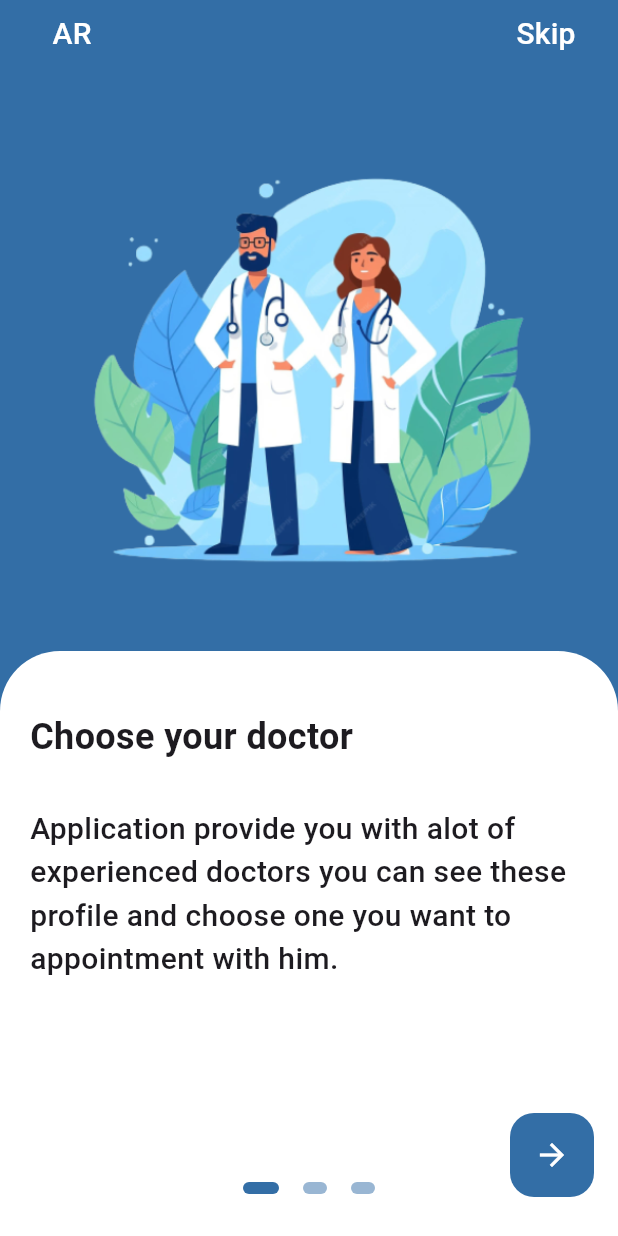
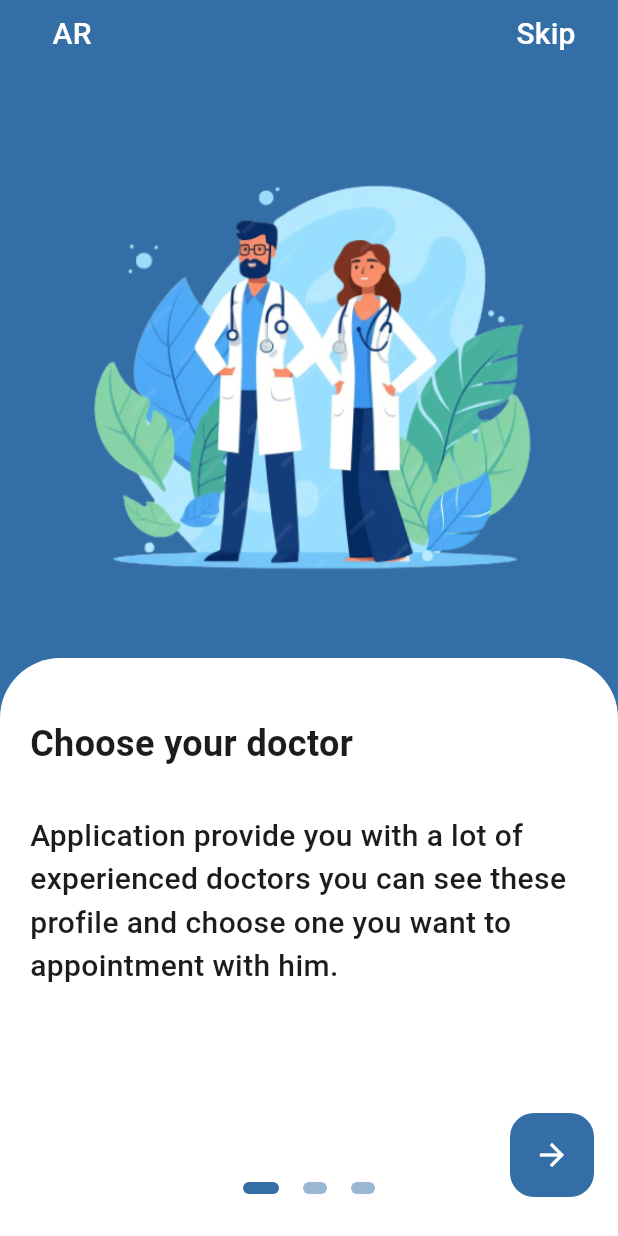
Before and after one commit to AhmedTalat99/medicalClinic_team13, a Flutter app: the screen it shows after launch, after a tap on "AR", on a phone screen of 412 x 824 dp. Run offline on Flutter 3.47's test engine with Material 3 defaults, Android fonts, the light colour scheme and no system bars; drawn by our look-alikes of flutter_onboarding_slider; our stand-ins replace another_flutter_splash_screen, dio, flutter_screenutil.

Commit message:
Updated UI widgets and added custom app name and logo components. Also, integrated shared preferences for data storage.

```diff
--- /dev/null
+++ b/devtools_options.yaml
@@ -0,0 +1 @@
+extensions:
--- a/lib/core/theming/consts/app_colors.dart
+++ b/lib/core/theming/consts/app_colors.dart
@@ -2,6 +2,7 @@ import 'package:flutter/material.dart';
 
 abstract class AppColors {
   static const Color primary = Color(0xff336EA6);
+  static const Color textPrimary = Color(0xff233B55);
   static const Color secondary = Colors.white;
 
   static const Color error = Color(0xffFE001E);
--- /dev/null
+++ b/lib/core/widgets/custom_app_name.dart
@@ -0,0 +1,20 @@
+import 'package:flutter/cupertino.dart';
+import '../theming/consts/app_colors.dart';
+import '../theming/consts/app_strings.dart';
+
+class CustomAppName extends StatelessWidget {
+  const CustomAppName({super.key, required this.size});
+final double size ;
+  @override
+  Widget build(BuildContext context) {
+    return Text(
+      AppStrings.splashName,
+      style: TextStyle(
+        fontSize: size,
+        fontWeight: FontWeight.bold,
+        color: AppColors.primary,
+        fontFamily: 'Peralta',
+      ),
+    );
+  }
+}
--- /dev/null
+++ b/lib/core/widgets/custom_logo_image.dart
@@ -0,0 +1,18 @@
+import 'package:flutter/cupertino.dart';
+import 'package:medical_clinic_team13/core/theming/consts/app_assets.dart';
+
+class CustomLogoImage extends StatelessWidget {
+  const CustomLogoImage({super.key, required this.width, required this.height});
+
+  final double width;
+  final double height;
+
+  @override
+  Widget build(BuildContext context) {
+    return Image.asset(
+      AppAssets.appLogo,
+      width: width,
+      height: height,
+    );
+  }
+}
--- a/lib/features/onboarding/ui/widgets/custom_onboarding_background.dart
+++ b/lib/features/onboarding/ui/widgets/custom_onboarding_background.dart
@@ -19,8 +19,8 @@ class CustomOnboardingBackground extends StatelessWidget {
     return Column(
       mainAxisAlignment: MainAxisAlignment.end,
       children: [
-        const SizedBox(
-          height: 20,
+         SizedBox(
+          height: MediaQuery.of(context).size.height * 0.03,
         ),
         CustomOnboardingImage(
           image: image,
@@ -31,7 +31,7 @@ class CustomOnboardingBackground extends StatelessWidget {
         ),
         Container(
           width: double.infinity,
-          height: 390,
+          height: MediaQuery.of(context).size.height * 0.8,
           decoration: const BoxDecoration(
             color: Colors.white,
             borderRadius: BorderRadius.vertical(
--- a/lib/features/onboarding/ui/widgets/onboarding_screen_body.dart
+++ b/lib/features/onboarding/ui/widgets/onboarding_screen_body.dart
@@ -4,6 +4,7 @@ import 'package:medical_clinic_team13/core/theming/consts/app_assets.dart';
 import 'package:medical_clinic_team13/core/theming/consts/app_colors.dart';
 import 'package:medical_clinic_team13/features/home/ui/screen/home_Screen.dart';
 import 'package:medical_clinic_team13/features/onboarding/ui/widgets/custom_onboarding_background.dart';
+
 
 class OnboardingScreenBody extends StatelessWidget {
   const OnboardingScreenBody({super.key});
@@ -15,10 +16,17 @@ class OnboardingScreenBody extends StatelessWidget {
       pageBackgroundColor: AppColors.primary,
       controllerColor: AppColors.primary,
       finishButtonText: 'Start',
-      onFinish: (){
-        Navigator.push(context, MaterialPageRoute(builder: (context) {
-          return const HomeScreen();
-        },),);
+      onFinish: () {
+        Navigator.push(
+          context,
+
+
+          MaterialPageRoute(
+            builder: (context) {
+              return const HomeScreen();
+            },
+          ),
+        );
       },
       finishButtonStyle: const FinishButtonStyle(
         backgroundColor: AppColors.primary,
@@ -44,11 +52,11 @@ class OnboardingScreenBody extends StatelessWidget {
       totalPage: 3,
       speed: 1.8,
       centerBackground: true,
-      background: const [
+      background:  [
         CustomOnboardingBackground(
           image: AppAssets.onboarding1,
           title: 'Choose your doctor',
-          subtitle: 'Application provide you with alot of'
+          subtitle: 'Application provide you with a lot of'
               ' experienced doctors you can see'
               ' these profile and choose one you'
               ' want to appointment with him.',
--- a/lib/features/splash/ui/widgets/splash_screen_body.dart
+++ b/lib/features/splash/ui/widgets/splash_screen_body.dart
@@ -1,8 +1,8 @@
 import 'package:another_flutter_splash_screen/another_flutter_splash_screen.dart';
 import 'package:flutter/material.dart';
-import 'package:medical_clinic_team13/core/theming/consts/app_assets.dart';
 import 'package:medical_clinic_team13/core/theming/consts/app_colors.dart';
-import 'package:medical_clinic_team13/core/theming/consts/app_strings.dart';
+import 'package:medical_clinic_team13/core/widgets/custom_app_name.dart';
+import 'package:medical_clinic_team13/core/widgets/custom_logo_image.dart';
 import 'package:medical_clinic_team13/features/onboarding/ui/screens/onboarding_screen.dart';
 
 class SplashScreenBody extends StatelessWidget {
@@ -10,30 +10,20 @@ class SplashScreenBody extends StatelessWidget {
 
   @override
   Widget build(BuildContext context) {
-
     return FlutterSplashScreen.fadeIn(
       backgroundColor: AppColors.secondary,
       duration: const Duration(milliseconds: 3000),
-      childWidget: Column(
+      childWidget: const Column(
         mainAxisAlignment: MainAxisAlignment.center,
         children: [
-          Image.asset(
-            AppAssets.appLogo,
+          CustomLogoImage(
             width: 178,
             height: 226,
           ),
-          const SizedBox(
-           height: 12,
+          SizedBox(
+            height: 12,
           ),
-          const Text(
-            AppStrings.splashName,
-            style: TextStyle(
-              fontSize: 24,
-              fontWeight: FontWeight.bold,
-              color: AppColors.primary,
-              fontFamily: 'Peralta',
-            ),
-          ),
+          CustomAppName(size: 24,),
         ],
       ),
       onAnimationEnd: () => debugPrint("On Fade In End"),
--- a/pubspec.yaml
+++ b/pubspec.yaml
@@ -30,6 +30,7 @@ environment:
 dependencies:
   another_flutter_splash_screen: ^1.2.0
   cupertino_icons: ^1.0.2
+  device_preview: ^1.1.0
   dio: ^5.4.1
 
   flutter:
```
Also changed, not shown: lib/core/screens/success_screen.dart (added, +56 -0 lines), pubspec.lock, 1 other file.
